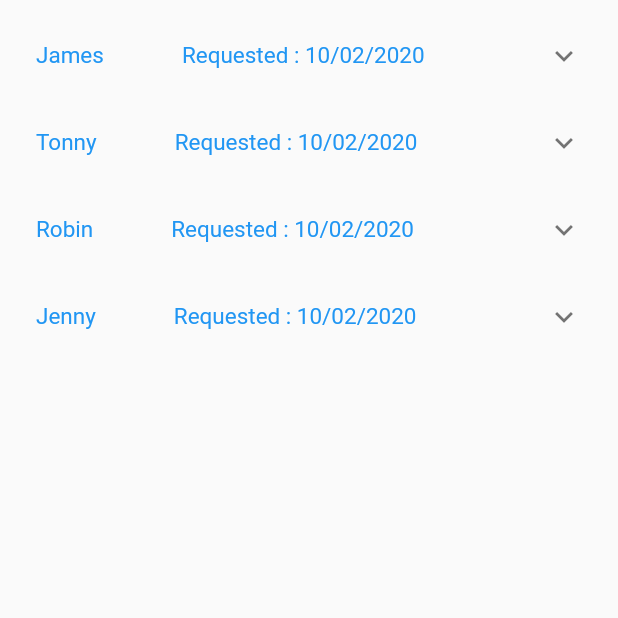
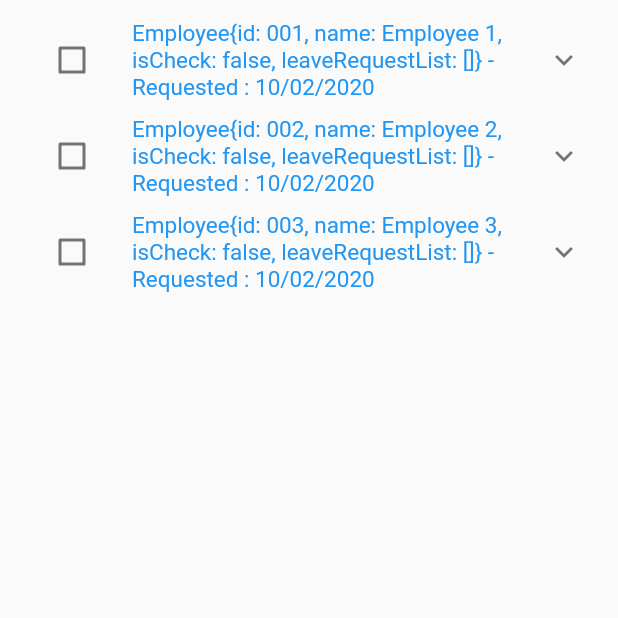
Before and after one commit to kskthedeveloper/fluttergeolocator, a Flutter app: the screen it shows after launch, on a phone screen of 412 x 824 dp, the top half of it. Run offline on Flutter 3.47's test engine with Material 2 defaults, Android fonts, the phone set to English and light mode, and no system bars; our stand-ins replace bloc, equatable, flutter_bloc, geolocator, logger; missing offline and left inert: trust_fall.

Commit message:
Testing for checklist

```diff
--- /dev/null
+++ b/lib/blocs/bloc.dart
@@ -0,0 +1,3 @@
+export 'employee_leave_request_bloc.dart';
+export 'employee_leave_request_event.dart';
+export 'employee_leave_request_state.dart';
--- /dev/null
+++ b/lib/blocs/employee_leave_request_bloc.dart
@@ -0,0 +1,102 @@
+import 'dart:async';
+import 'package:bloc/bloc.dart';
+import 'package:flutterappgeolocator/models/employee.dart';
+import 'package:flutterappgeolocator/models/leave_request.dart';
+import 'package:logger/logger.dart';
+import './bloc.dart';
+
+
+var logger = Logger(
+  printer: PrettyPrinter(
+      methodCount: 10,
+      // number of method calls to be displayed
+      errorMethodCount: 8,
+      // number of method calls if stacktrace is provided
+      lineLength: 120,
+      // width of the output
+      colors: true,
+      // Colorful log messages
+      printEmojis: true,
+      // Print an emoji for each log message
+      printTime: false // Should each log print contain a timestamp
+  ),
+);
+
+
+
+class EmployeeLeaveRequestBloc extends Bloc<EmployeeLeaveRequestEvent, EmployeeLeaveRequestState> {
+  @override
+  EmployeeLeaveRequestState get initialState => EmployeeLoading();
+
+  @override
+  Stream<EmployeeLeaveRequestState> mapEventToState(
+    EmployeeLeaveRequestEvent event,
+  ) async* {
+    if(event is LoadEmployee) {
+      yield* _mapLoadEmployeeToState();
+    } else if (event is UpdateEmployee) {
+      yield*  _mapUpdateEmployeeToState(event);
+    }
+  }
+
+  Future<List<Employee>> fetchEmployee() {
+    // Imagine that this function is more complex and slow
+    Employee employee1 = Employee(
+        id: '001',
+        name: 'Employee 1',
+        isCheck: false,
+        leaveRequestList: new List<LeaveRequest>()
+    );
+
+    Employee employee2 = Employee(
+        id: '002',
+        name: 'Employee 2',
+        isCheck: false,
+        leaveRequestList: new List<LeaveRequest>()
+    );
+
+    Employee employee3 = Employee(
+        id: '003',
+        name: 'Employee 3',
+        isCheck: false,
+        leaveRequestList: new List<LeaveRequest>()
+    );
+
+    List<Employee> employees = new List();
+    employees.add(employee1);
+    employees.add(employee2);
+    employees.add(employee3);
+
+
+    return Future.delayed(Duration(seconds: 1), () => employees);
+  }
+
+  Stream<EmployeeLeaveRequestState> _mapLoadEmployeeToState() async* {
+    try {
+      logger.i("Testing load");
+      final List<Employee>employees = await fetchEmployee();
+      print(employees);
+//      employees.add(employee1);
+//      employees.add(employee2);
+//      employees.add(employee3);
+      logger.i("Added");
+
+      print(employees);
+//      logger.i("employees $employees");
+
+      yield EmployeeLoaded(employees);
+    } catch (_) {
+      yield EmployeeNotLoaded();
+    }
+  }
+
+  Stream<EmployeeLeaveRequestState> _mapUpdateEmployeeToState(UpdateEmployee event) async* {
+    if(state is EmployeeLoaded) {
+      final List<Employee> updateEmployees = (state as EmployeeLoaded).employees.map((employee) {
+        return employee.id == event.employee.id ? event.employee : employee;
+      }).toList();
+
+      yield EmployeeLoaded(updateEmployees);
+    }
+  }
+}
--- /dev/null
+++ b/lib/blocs/employee_leave_request_event.dart
@@ -0,0 +1,27 @@
+import 'package:flutterappgeolocator/models/employee.dart';
+import 'package:meta/meta.dart';
+import 'package:equatable/equatable.dart';
+
+abstract class EmployeeLeaveRequestEvent extends Equatable {
+  const EmployeeLeaveRequestEvent();
+
+  @override
+  List<Object> get props => [];
+}
+
+class LoadEmployee extends EmployeeLeaveRequestEvent {}
+
+class UpdateEmployee extends EmployeeLeaveRequestEvent {
+  final Employee employee;
+
+  const UpdateEmployee(this.employee);
+
+  @override
+  List<Object> get props => [employee];
+
+  @override
+  String toString() {
+    return 'UpdateEmployee{employee: $employee}';
+  }
+
+}
--- /dev/null
+++ b/lib/blocs/employee_leave_request_state.dart
@@ -0,0 +1,34 @@
+import 'package:flutterappgeolocator/models/employee.dart';
+//import 'package:meta/meta.dart';
+import 'package:equatable/equatable.dart';
+
+
+
+abstract class EmployeeLeaveRequestState extends Equatable {
+  const EmployeeLeaveRequestState();
+
+  @override
+  List<Object> get props => [];
+}
+
+class EmployeeLoading extends EmployeeLeaveRequestState {}
+
+class EmployeeLoaded extends EmployeeLeaveRequestState {
+
+  final List<Employee> employees;
+
+  const EmployeeLoaded([this.employees = const []]);
+
+  @override
+  List<Object> get props => [employees];
+
+  @override
+  String toString() {
+    return 'EmployeeLoaded{employees: $employees}';
+  }
+
+
+}
+
+
+class EmployeeNotLoaded extends EmployeeLeaveRequestState {}
--- a/lib/main.dart
+++ b/lib/main.dart
@@ -1,4 +1,6 @@
 import 'package:flutter/material.dart';
+import 'package:flutter_bloc/flutter_bloc.dart';
+import 'package:flutterappgeolocator/blocs/bloc.dart';
 import 'package:geolocator/geolocator.dart';
 import 'package:logger/logger.dart';
 import 'package:trust_fall/trust_fall.dart';
@@ -19,9 +21,111 @@ var logger = Logger(
   ),
 );
 
-void main() => runApp(MyApp());
+void main() {
+  runApp(
+      BlocProvider(
+        create: (context) {
+          return EmployeeLeaveRequestBloc()..add(LoadEmployee());
+        },
+        child: MaterialApp(
+            home: Scaffold(
+              body: MyApp2(),
+            )
+        ),
+      )
+  );
+}
+
+class MyApp2 extends StatelessWidget {
+  static final List<String> _listViewData = [
+    "100016",
+    "10012",
+    "100013",
+    "100010",
+  ];
+
+  @override
+  Widget build(BuildContext context) {
+    return BlocBuilder<EmployeeLeaveRequestBloc, EmployeeLeaveRequestState>(
+        builder: (context, state) {
+          if (state is EmployeeLoaded) {
+            logger.i("Testing");
+            final employees = state.employees;
+
+            List<ExpansionTile> _listOfExpansions = List<ExpansionTile>.generate(
+                employees.length,
+                    (i) =>
+                    ExpansionTile(
+                      leading: Checkbox(
+                        value: employees[i].isCheck,
+                        onChanged: (_) {
+                          BlocProvider.of<EmployeeLeaveRequestBloc>(context).add(
+                            UpdateEmployee(employees[i].copyWith(isCheck: !employees[i].isCheck))
+                          );
+                        },
+                      ),
+                      title: Text(
+                          '${employees[i]} -   Requested : 10/02/2020',
+                          style: TextStyle(fontSize: 15, color: Colors.blue)),
+                      children: _listViewData
+                          .map((data) =>
+                          Card(
+                            child: ListTile(
+                              title: Text(
+                                "${employees[i]} - $data",
+                                style:
+                                TextStyle(color: Colors.blueGrey, fontSize: 15),
+                              ),
+                              subtitle: Text("11 Mar 2020 - 11 Mar 2020"),
+                              trailing: Row(
+                                mainAxisSize: MainAxisSize.min,
+                                children: <Widget>[
+                                  FlatButton(
+                                    textColor: Colors.blue,
+                                    child: Text(
+                                      "Test",
+                                      style: TextStyle(color: Colors.blue),
+                                    ),
+                                    onPressed: () {
+                                      logger.i("Test");
+                                    },
+                                  ),
+                                  FlatButton(
+                                    textColor: Colors.blue,
+                                    child: Text(
+                                      "Test",
+                                      style: TextStyle(color: Colors.blue),
+                                    ),
+                                    onPressed: () {
+                                      logger.i("Test");
+                                    },
+                                  )
+                                ],
+                              ),
+                            ),
+                          ))
+                          .toList(),
+                    ));
+
+            return
+            ListView(
+              padding: EdgeInsets.all(8.0),
+              children:
+              _listOfExpansions.map((expansionTile) => expansionTile).toList(),
+            );
+
+          }
+          return Container();
+        }
+    );
+  }
+
+
+}
+
 
 class MyApp extends StatefulWidget {
+
   @override
   _MyAppState createState() => _MyAppState();
 }
@@ -32,10 +136,10 @@ class _MyAppState extends State<MyApp> {
 
   @override
   void initState() {
-    logger.d("This is initState");
-    TrustFall.canMockLocation
-        .then(_checkFakeGPS)
-        .then((data) => _getCurrentPosition());
+//    logger.d("This is initState");
+//    TrustFall.canMockLocation
+//        .then(_checkFakeGPS)
+//        .then((data) => _getCurrentPosition());
 //    TrustFall.canMockLocation.then((data) => _checkFakeGPS(data));
 //  _getCurrentPosition();
   }
@@ -87,45 +191,54 @@ class _MyAppState extends State<MyApp> {
 
 class ExpandableListView extends StatelessWidget {
   ExpandableListView(this.context);
+
   final BuildContext context;
-  List<String> employeeNames = ["James","Tonny","Robin","Jenny"];
+  List<String> employeeNames = ["James", "Tonny", "Robin", "Jenny"];
   static final List<String> _listViewData = [
     "100016",
     "10012",
     "100013",
     "100010",
   ];
+
   @override
   Widget build(BuildContext context) {
-    List<ExpansionTile> _listOfExpansions = List<ExpansionTile>.generate(employeeNames.length,
-            (i) => ExpansionTile(
-          title: Text(employeeNames[i] + "              Requested : 10/02/2020",
-              style: TextStyle(
-                  fontSize: 15, color: Colors.blue
-              )),
-          children:_listViewData
-              .map((data) => Card(
+    List<ExpansionTile> _listOfExpansions = List<ExpansionTile>.generate(
+        employeeNames.length,
+            (i) =>
+            ExpansionTile(
+              title: Text(
+                  employeeNames[i] + "              Requested : 10/02/2020",
+                  style: TextStyle(fontSize: 15, color: Colors.blue)),
+              children: _listViewData
+                  .map((data) =>
+                  Card(
                     child: ListTile(
-            title: Text(employeeNames[i]+ " - "  + data ,
-                style: TextStyle(
-                    color: Colors.blueGrey, fontSize: 15
-                ),),
+                      title: Text(
+                        employeeNames[i] + " - " + data,
+                        style:
+                        TextStyle(color: Colors.blueGrey, fontSize: 15),
+                      ),
                       subtitle: Text("11 Mar 2020 - 11 Mar 2020"),
                       trailing: Row(
                         mainAxisSize: MainAxisSize.min,
                         children: <Widget>[
                           FlatButton(
                             textColor: Colors.blue,
-                    child: Text("Test",
-                      style: TextStyle(color: Colors.blue),),
+                            child: Text(
+                              "Test",
+                              style: TextStyle(color: Colors.blue),
+                            ),
                             onPressed: () {
                               logger.i("Test");
                             },
                           ),
                           FlatButton(
                             textColor: Colors.blue,
-                    child: Text("Test",
-                      style: TextStyle(color: Colors.blue),),
+                            child: Text(
+                              "Test",
+                              style: TextStyle(color: Colors.blue),
+                            ),
                             onPressed: () {
                               logger.i("Test");
                             },
--- /dev/null
+++ b/lib/models/employee.dart
@@ -0,0 +1,32 @@
+import 'package:equatable/equatable.dart';
+import 'leave_request.dart';
+import 'package:meta/meta.dart';
+
+class Employee extends Equatable {
+  final String id;
+  final String name;
+  final bool isCheck;
+  final List<LeaveRequest> leaveRequestList;
+
+  Employee({this.id, String name = '', this.leaveRequestList, this.isCheck}) : this.name = name?? '';
+
+  @override
+  List<Object> get props => [id, name, leaveRequestList, isCheck];
+
+
+  Employee copyWith({String id, String name, List<LeaveRequest> leaveRequestList, bool isCheck}) {
+    return Employee(
+      id: id ?? this.id,
+      name: name ?? this.name,
+      leaveRequestList: leaveRequestList ?? this.leaveRequestList,
+      isCheck: isCheck ?? this.isCheck
+    );
+  }
+
+  @override
+  String toString() {
+    return 'Employee{id: $id, name: $name, isCheck: $isCheck, leaveRequestList: $leaveRequestList}';
+  }
+
+
+}
--- /dev/null
+++ b/lib/models/leave_request.dart
@@ -0,0 +1,15 @@
+import 'package:equatable/equatable.dart';
+
+class LeaveRequest extends Equatable {
+  final String id;
+  final String startDate;
+  final String endDate;
+  final bool isChecked;
+
+  LeaveRequest({this.id, this.startDate, this.endDate, this.isChecked});
+
+  @override
+  List<Object> get props => [id, startDate, endDate, isChecked];
+
+
+}
--- a/pubspec.yaml
+++ b/pubspec.yaml
@@ -20,6 +20,8 @@ dependencies:
   geolocator: ^5.3.0
   logger: ^0.8.3
   trust_fall: ^1.0.4
+  flutter_bloc: ^3.2.0
+  equatable: ^1.1.1
   flutter:
     sdk: flutter
 
```
Also changed, not shown: pubspec.lock. Lines whose indentation alone changed are shown as unchanged.
